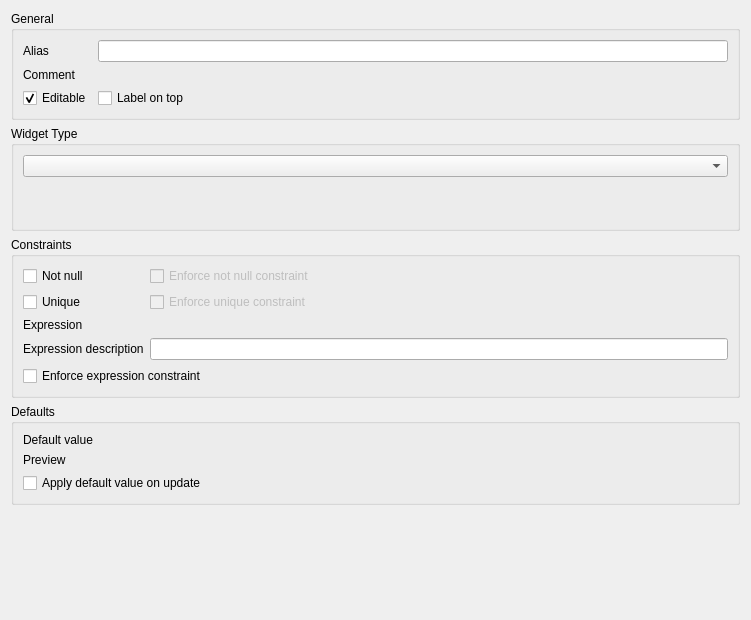
Old version of the form src/ui/attributeformconfig/qgsattributetypeedit.ui in the repository qgis/QGIS.
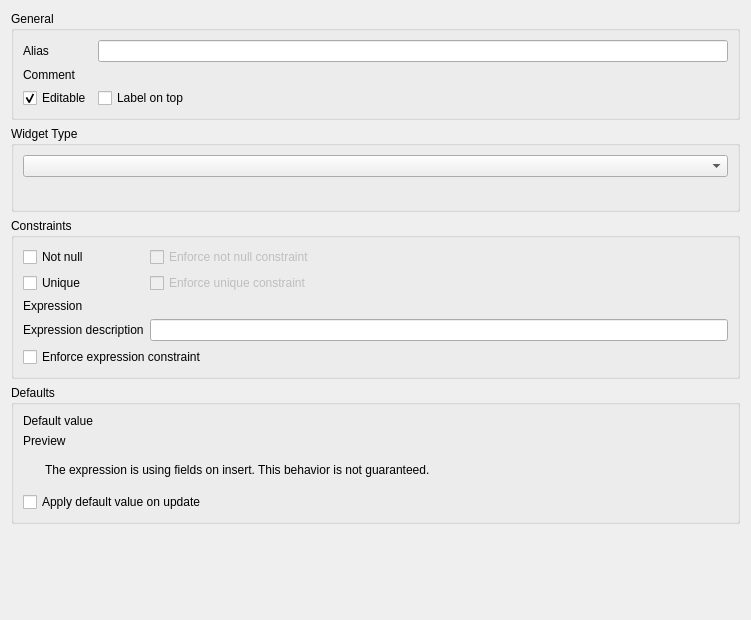
New version of the form. Icons and pictures are not drawn. Custom widgets are drawn as their Qt base class.

Commit message: warn when fields are used on insert

What changed in the file:
```diff
--- a/src/ui/attributeformconfig/qgsattributetypeedit.ui
+++ b/src/ui/attributeformconfig/qgsattributetypeedit.ui
@@ -184,36 +184,65 @@
      <property name="title">
       <string>Defaults</string>
      </property>
-     <layout class="QGridLayout" name="gridLayout_2" columnstretch="0,1">
-      <item row="1" column="0">
+     <layout class="QGridLayout" name="gridLayout_2" columnstretch="0,0,0">
+      <item row="4" column="0">
        <widget class="QLabel" name="label_3">
         <property name="text">
          <string>Default value</string>
         </property>
        </widget>
       </item>
-      <item row="3" column="1">
-       <widget class="QLabel" name="mDefaultPreviewLabel">
+      <item row="6" column="0">
+       <widget class="QLabel" name="label_4">
         <property name="text">
-         <string/>
+         <string>Preview</string>
         </property>
        </widget>
       </item>
-      <item row="1" column="1">
+      <item row="4" column="1">
        <widget class="QgsExpressionLineEdit" name="mExpressionWidget" native="true">
         <property name="focusPolicy">
          <enum>Qt::StrongFocus</enum>
         </property>
        </widget>
       </item>
-      <item row="3" column="0">
-       <widget class="QLabel" name="label_4">
+      <item row="6" column="1">
+       <widget class="QLabel" name="mDefaultPreviewLabel">
         <property name="text">
-         <string>Preview</string>
+         <string/>
         </property>
        </widget>
       </item>
-      <item row="4" column="0" colspan="2">
+      <item row="7" column="0" colspan="2">
+       <widget class="QWidget" name="mWarnDefaultValueHasFieldsWidget" native="true">
+        <layout class="QHBoxLayout" name="mWarnDefaultValueHasFields">
+         <item>
+          <widget class="QLabel" name="label_8">
+           <property name="sizePolicy">
+            <sizepolicy hsizetype="Maximum" vsizetype="Preferred">
+             <horstretch>0</horstretch>
+             <verstretch>0</verstretch>
+            </sizepolicy>
+           </property>
+           <property name="text">
+            <string/>
+           </property>
+           <property name="pixmap">
+            <pixmap resource="../../../images/images.qrc">:/images/themes/default/mIconWarning.svg</pixmap>
+           </property>
+          </widget>
+         </item>
+         <item>
+          <widget class="QLabel" name="label_7">
+           <property name="text">
+            <string>The expression is using fields on insert. This behavior is not guaranteed.</string>
+           </property>
+          </widget>
+         </item>
+        </layout>
+       </widget>
+      </item>
+      <item row="8" column="0" colspan="2">
        <widget class="QCheckBox" name="mApplyDefaultValueOnUpdateCheckBox">
         <property name="toolTip">
          <string>&lt;p&gt;With this option checked, the default value will not only be used when the feature is first created, but also whenever a feature's attribute or geometry is changed.&lt;/p&gt;&lt;p&gt;This is often useful for a last_modified timestamp or to record the username that last modified the feature.&lt;/p&gt;</string>
```
Left out of the diff: 6 changed lines with no effect on the pictures. The commit also changes 1 other file.
